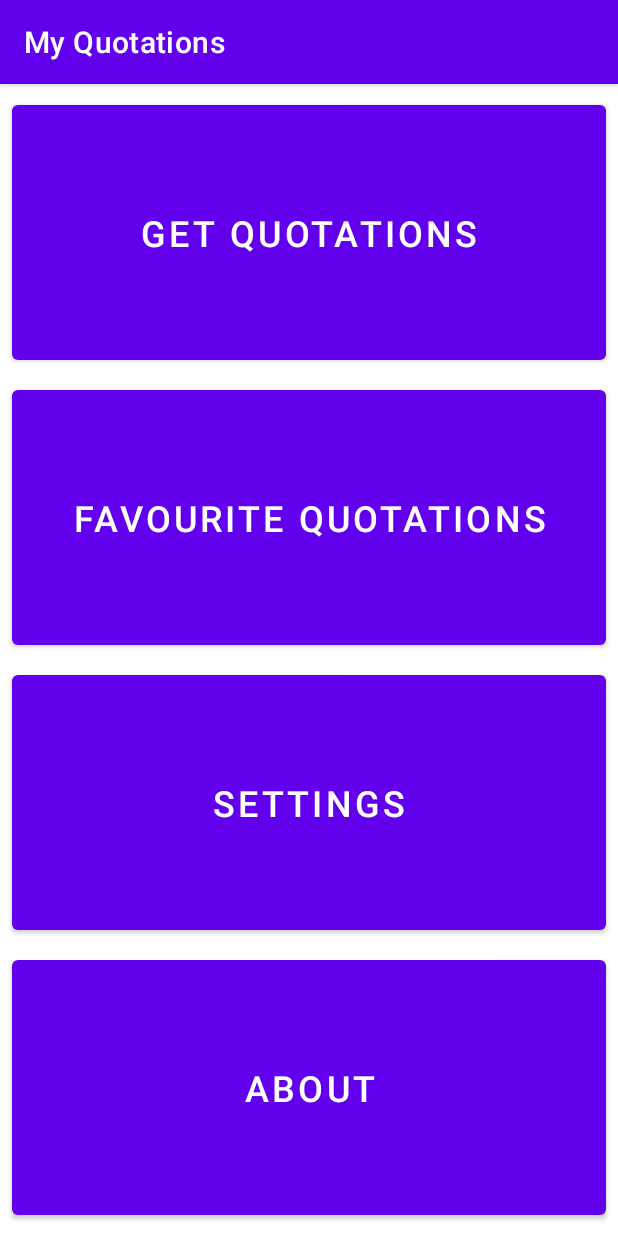
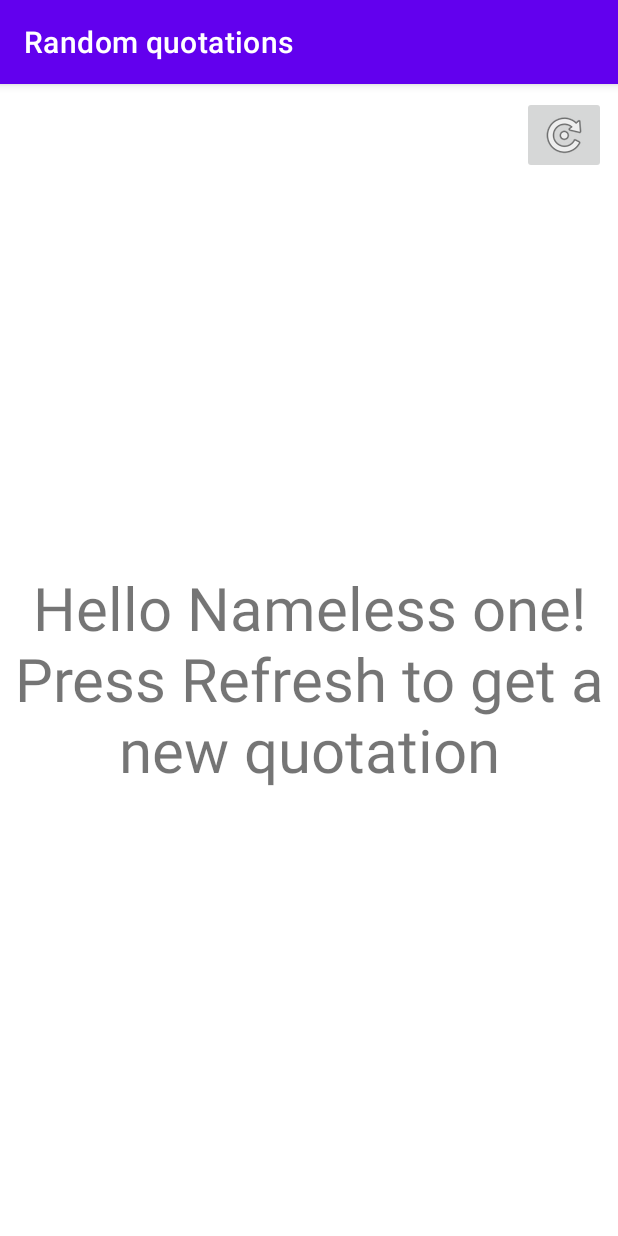
Before and after one commit to a1ex9788/MyQuotations, an Android app: the screen it shows after launch (DashboardActivity before the commit, RandomQuotationsActivity after it), after a tap on "GET QUOTATIONS", on a phone screen of 412 x 824 dp. Run offline under Robolectric (Android 15) with nearby library versions, the phone set to English and light mode, and no system bars.

Commit message:
Creación RandomQuotationsActivity.

```diff
--- a/app/src/main/AndroidManifest.xml
+++ b/app/src/main/AndroidManifest.xml
@@ -5,6 +5,7 @@
     <queries>
         <intent>
             <action android:name="android.intent.action.VIEW" />
+
             <data android:scheme="https" />
         </intent>
     </queries>
@@ -35,6 +36,9 @@
         <activity
             android:name=".FavouriteQuotationsActivity"
             android:label="@string/topBar_favouriteQuotations" />
+        <activity
+            android:name=".RandomQuotationsActivity"
+            android:label="@string/topBar_randomQuotations" />
     </application>
 
 </manifest>
--- a/app/src/main/java/a1ex9788/dadm/myquotations/DashboardActivity.java
+++ b/app/src/main/java/a1ex9788/dadm/myquotations/DashboardActivity.java
@@ -19,7 +19,7 @@ public class DashboardActivity extends AppCompatActivity {
 
         switch (view.getId()) {
             case R.id.button_getQuotations:
-                // activityClass = GetQuotationsActivity.class;
+                activityClass = RandomQuotationsActivity.class;
                 break;
             case R.id.button_favouriteQuotations:
                 activityClass = FavouriteQuotationsActivity.class;
--- /dev/null
+++ b/app/src/main/java/a1ex9788/dadm/myquotations/RandomQuotationsActivity.java
@@ -0,0 +1,27 @@
+package a1ex9788.dadm.myquotations;
+
+import androidx.appcompat.app.AppCompatActivity;
+
+import android.os.Bundle;
+import android.view.View;
+import android.widget.TextView;
+
+public class RandomQuotationsActivity extends AppCompatActivity {
+
+    @Override
+    protected void onCreate(Bundle savedInstanceState) {
+        super.onCreate(savedInstanceState);
+        setContentView(R.layout.activity_random_quotations);
+
+        TextView textView_quotation = findViewById(R.id.textView_quotation);
+        textView_quotation.setText(String.format(getString(R.string.textView_refreshQuotation), getString(R.string.textView_noUserName)));
+    }
+
+    public void onClickRefreshButton(View view) {
+        TextView textView_quotation = findViewById(R.id.textView_quotation);
+        textView_quotation.setText(R.string.textView_sampleQuotation);
+
+        TextView textView_author = findViewById(R.id.textView_author);
+        textView_author.setText(R.string.textView_sampleActor);
+    }
+}
--- a/app/src/main/res/layout/activity_about.xml
+++ b/app/src/main/res/layout/activity_about.xml
@@ -29,7 +29,7 @@
             android:layout_height="125dp"
             android:layout_marginStart="24dp"
             android:layout_marginBottom="24dp"
-            android:contentDescription="@string/imageView_developerImageDescription"
+            android:contentDescription="@string/imageView_developer"
             app:layout_constraintBottom_toBottomOf="parent"
             app:layout_constraintStart_toStartOf="parent"
             app:srcCompat="@drawable/developer" />
@@ -40,7 +40,7 @@
             android:layout_height="125dp"
             android:layout_marginEnd="24dp"
             android:layout_marginBottom="24dp"
-            android:contentDescription="@string/imageView_developerImageDescription"
+            android:contentDescription="@string/imageView_developer"
             app:layout_constraintBottom_toBottomOf="parent"
             app:layout_constraintEnd_toEndOf="parent"
             app:layout_constraintTop_toTopOf="@+id/imageView1"
--- /dev/null
+++ b/app/src/main/res/layout/activity_random_quotations.xml
@@ -0,0 +1,75 @@
+<?xml version="1.0" encoding="utf-8"?>
+<androidx.constraintlayout.widget.ConstraintLayout xmlns:android="http://schemas.android.com/apk/res/android"
+    xmlns:app="http://schemas.android.com/apk/res-auto"
+    xmlns:tools="http://schemas.android.com/tools"
+    android:layout_width="match_parent"
+    android:layout_height="match_parent"
+    tools:context=".RandomQuotationsActivity">
+
+    <ProgressBar
+        android:id="@+id/progressBar"
+        style="?android:attr/progressBarStyleHorizontal"
+        android:layout_width="wrap_content"
+        android:layout_height="wrap_content"
+        android:layout_marginStart="8dp"
+        android:layout_marginTop="8dp"
+        android:layout_marginEnd="8dp"
+        android:visibility="invisible"
+        app:layout_constraintEnd_toEndOf="parent"
+        app:layout_constraintStart_toStartOf="parent"
+        app:layout_constraintTop_toTopOf="parent" />
+
+    <ScrollView
+        android:layout_width="match_parent"
+        android:layout_height="wrap_content"
+        android:layout_marginStart="8dp"
+        android:layout_marginEnd="8dp"
+        app:layout_constraintBottom_toBottomOf="parent"
+        app:layout_constraintEnd_toEndOf="parent"
+        app:layout_constraintStart_toStartOf="parent"
+        app:layout_constraintTop_toBottomOf="@+id/progressBar">
+
+        <androidx.constraintlayout.widget.ConstraintLayout
+            android:layout_width="match_parent"
+            android:layout_height="wrap_content">
+
+            <TextView
+                android:id="@+id/textView_quotation"
+                android:layout_width="0dp"
+                android:layout_height="wrap_content"
+                android:text="@string/textView_refreshQuotation"
+                android:textAlignment="center"
+                android:textSize="@dimen/bigMessages"
+                app:layout_constraintBottom_toBottomOf="parent"
+                app:layout_constraintEnd_toEndOf="parent"
+                app:layout_constraintStart_toStartOf="parent"
+                app:layout_constraintTop_toTopOf="parent" />
+        </androidx.constraintlayout.widget.ConstraintLayout>
+    </ScrollView>
+
+    <TextView
+        android:id="@+id/textView_author"
+        android:layout_width="wrap_content"
+        android:layout_height="wrap_content"
+        android:layout_marginEnd="8dp"
+        android:layout_marginBottom="8dp"
+        android:text=""
+        android:textAlignment="textEnd"
+        android:textSize="30sp"
+        android:textStyle="italic"
+        app:layout_constraintBottom_toBottomOf="parent"
+        app:layout_constraintEnd_toEndOf="parent" />
+
+    <ImageButton
+        android:id="@+id/imageButton_refresh"
+        android:layout_width="wrap_content"
+        android:layout_height="wrap_content"
+        android:layout_marginTop="8dp"
+        android:layout_marginEnd="8dp"
+        android:onClick="onClickRefreshButton"
+        app:layout_constraintEnd_toEndOf="parent"
+        app:layout_constraintTop_toTopOf="parent"
+        app:srcCompat="@android:drawable/ic_menu_rotate"
+        android:contentDescription="@string/imageView_refreshQuotation" />
+
+</androidx.constraintlayout.widget.ConstraintLayout>
--- a/app/src/main/res/layout/activity_settings.xml
+++ b/app/src/main/res/layout/activity_settings.xml
@@ -19,6 +19,7 @@
             android:layout_marginBottom="4dp"
             android:text="@string/textView_nameIdentification"
             android:textSize="@dimen/labels"
+            android:textStyle="bold"
             app:layout_constraintBottom_toTopOf="@+id/editText_name"
             app:layout_constraintEnd_toEndOf="parent"
             app:layout_constraintStart_toStartOf="parent"
@@ -52,6 +53,7 @@
             android:layout_marginBottom="4dp"
             android:text="@string/textView_quotationsLanguage"
             android:textSize="@dimen/labels"
+            android:textStyle="bold"
             app:layout_constraintBottom_toTopOf="@+id/spinner_language"
             app:layout_constraintEnd_toEndOf="parent"
             app:layout_constraintStart_toStartOf="parent"
@@ -80,6 +82,7 @@
             android:layout_marginBottom="4dp"
             android:text="@string/textView_httpMethod"
             android:textSize="@dimen/labels"
+            android:textStyle="bold"
             app:layout_constraintBottom_toTopOf="@+id/radioGroup"
             app:layout_constraintEnd_toEndOf="parent"
             app:layout_constraintStart_toStartOf="parent"
--- a/app/src/main/res/values/strings.xml
+++ b/app/src/main/res/values/strings.xml
@@ -10,7 +10,7 @@
     <string name="topBar_settings">Settings</string>
     <string name="topBar_about">About</string>
     <string name="textView_about">\"My Quotations\" by\n\nAlejandro Carrión\n\nalcarsa5\n\n© DADM 2021</string>
-    <string name="imageView_developerImageDescription">An image of the developer</string>
+    <string name="imageView_developer">An image of the developer</string>
     <string name="textView_nameIdentification">Name that identifies the user</string>
     <string name="editText_insertName">Insert your name</string>
     <string name="textView_quotationsLanguage">Quotations will be received in the selected language</string>
@@ -18,4 +18,9 @@
     <string name="radioButton_getHttpMethod">GET</string>
     <string name="radioButton_postHttpMethod">POST</string>
     <string name="button_authorInfo">Author info</string>
+    <string name="textView_refreshQuotation">Hello %1s!\nPress Refresh to get a new quotation</string>
+    <string name="textView_sampleQuotation">This is a sample quotation</string>
+    <string name="textView_sampleActor">This is a sample autor</string>
+    <string name="textView_noUserName">Nameless one</string>
+    <string name="imageView_refreshQuotation">A button to refresh and get a new quotation</string>
 </resources>
```
